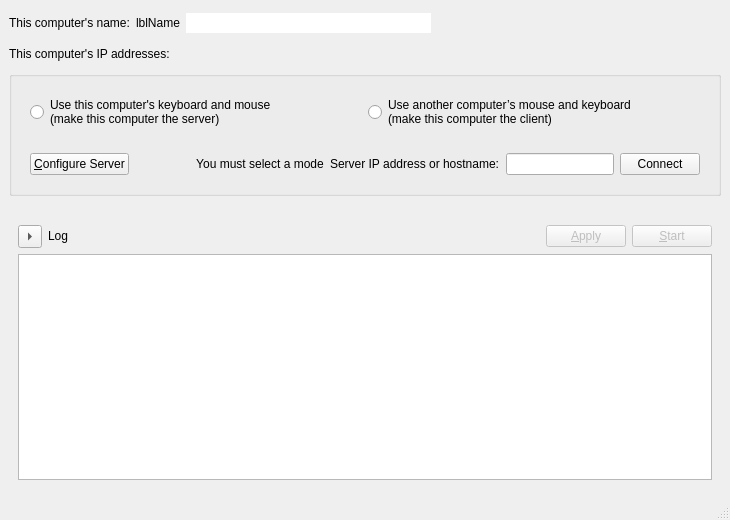
First picture: the form in src/apps/deskflow-gui/MainWindow.ui, repository deskflow/deskflow, before the edit.
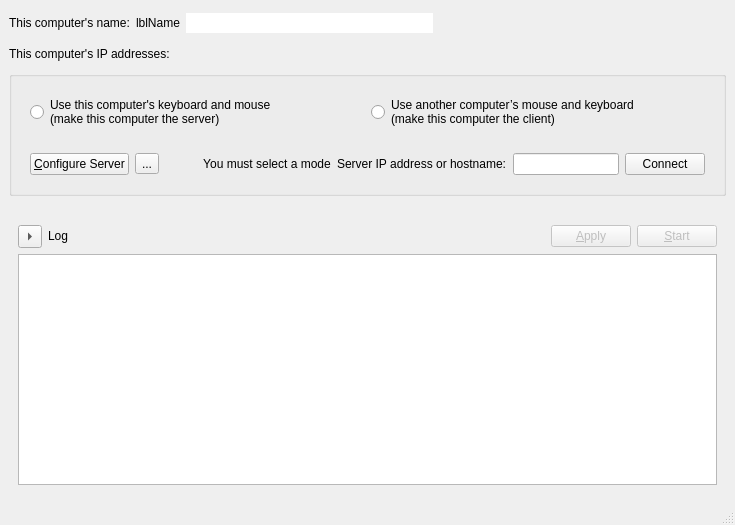
Second picture: the form after the edit. Icons and pictures are not drawn.

Commit message: refactor: mainwindow move save config to a button shown only in server mode

```diff
--- a/src/apps/deskflow-gui/MainWindow.ui
+++ b/src/apps/deskflow-gui/MainWindow.ui
@@ -6,8 +6,8 @@
    <rect>
     <x>0</x>
     <y>0</y>
-    <width>730</width>
-    <height>520</height>
+    <width>735</width>
+    <height>525</height>
    </rect>
   </property>
   <property name="sizePolicy">
@@ -233,6 +233,25 @@
                </property>
               </widget>
              </item>
+             <item>
+              <widget class="QToolButton" name="btnSaveServerConfig">
+               <property name="toolTip">
+                <string>Export server configuration</string>
+               </property>
+               <property name="text">
+                <string>...</string>
+               </property>
+               <property name="icon">
+                <iconset theme="QIcon::ThemeIcon::DocumentSaveAs"/>
+               </property>
+               <property name="iconSize">
+                <size>
+                 <width>22</width>
+                 <height>22</height>
+                </size>
+               </property>
+              </widget>
+             </item>
              <item>
               <spacer name="horizontalSpacer">
                <property name="orientation">
```
The commit also changes 2 other files.
